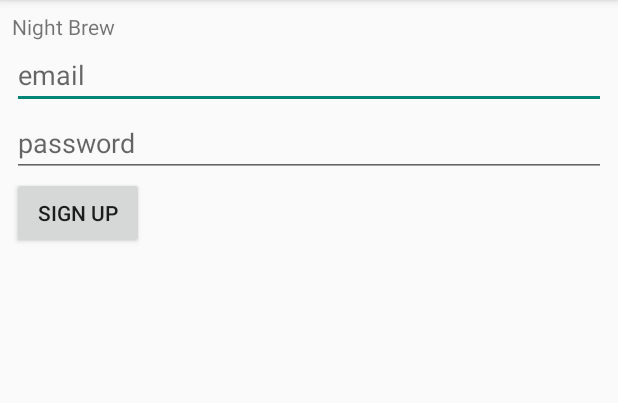
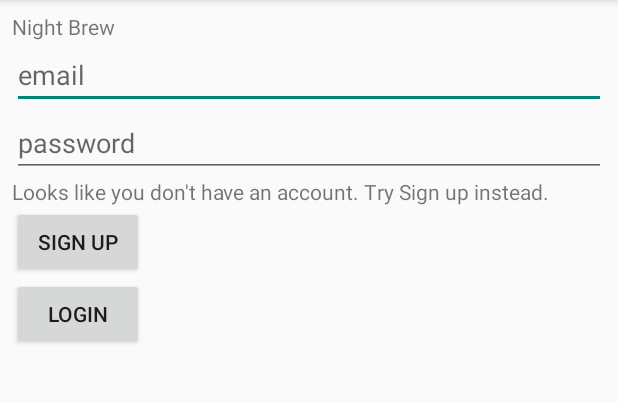
Before and after one commit to levibostian/DateBrew, an Android app: the screen it shows after launch (MainActivity), in the options menu, after a tap on "Settings", on a phone screen of 412 x 824 dp, the part 84-487 px from its top. Run offline under Robolectric (Android 15) with nearby library versions, the phone set to English and light mode, and no system bars.

Commit message:
Add login process to app.

```diff
--- a/app/src/main/java/co/perfectnight/perfectnight/activity/MainActivity.java
+++ b/app/src/main/java/co/perfectnight/perfectnight/activity/MainActivity.java
@@ -7,7 +7,9 @@ import android.view.MenuItem;
 import android.view.View;
 import android.widget.Button;
 import android.widget.EditText;
+import android.widget.TextView;
 import co.perfectnight.perfectnight.R;
+import com.parse.LogInCallback;
 import com.parse.ParseException;
 import com.parse.ParseUser;
 import com.parse.SignUpCallback;
@@ -18,6 +20,8 @@ public class MainActivity extends ActionBarActivity {
     private EditText mEmailEditText;
     private EditText mPasswordEditText;
     private Button mSignUpButton;
+    private Button mLoginButton;
+    private TextView mErrorText;
 
     @Override
     protected void onCreate(Bundle savedInstanceState) {
@@ -27,12 +31,27 @@ public class MainActivity extends ActionBarActivity {
         mEmailEditText = (EditText) findViewById(R.id.email_edittext);
         mPasswordEditText = (EditText) findViewById(R.id.password_edittext);
         mSignUpButton = (Button) findViewById(R.id.sign_up_button);
+        mLoginButton = (Button) findViewById(R.id.login_button);
+        mErrorText = (TextView) findViewById(R.id.error_text);
+
         mSignUpButton.setOnClickListener(new View.OnClickListener() {
             @Override
             public void onClick(View v) {
                 signUp(mEmailEditText.getText().toString(), mPasswordEditText.getText().toString());
+                clearErrors();
             }
         });
+
+        mLoginButton.setOnClickListener(new View.OnClickListener() {
+            @Override
+            public void onClick(View v) {
+                login(mEmailEditText.getText().toString(), mPasswordEditText.getText().toString());
+            }
+        });
+    }
+
+    private void clearErrors() {
+        mErrorText.setText("");
     }
 
     private void signUp(String email, String password) {
@@ -46,6 +65,23 @@ public class MainActivity extends ActionBarActivity {
                 // go to first page of app.
             }
         });
+    }
+
+    private void login(String email, String password) {
+        ParseUser.logInInBackground(email, password, new LogInCallback() {
+            @Override
+            public void done(final ParseUser parseUser, ParseException e) {
+                if (parseUser != null) {
+                    // go to first page of app.
+                } else {
+                    setLoginError();
+                }
+            }
+        });
+    }
+
+    private void setLoginError() {
+        mErrorText.setText("Looks like you don't have an account. Try Sign up instead.");
     }
 
     @Override
--- a/app/src/main/res/layout/main_activity.xml
+++ b/app/src/main/res/layout/main_activity.xml
@@ -23,10 +23,21 @@
         android:hint="password"
         android:inputType="textPassword"/>
 
+    <TextView
+        android:id="@+id/error_text"
+        android:layout_width="match_parent"
+        android:layout_height="wrap_content" />
+
     <Button
         android:id="@+id/sign_up_button"
         android:layout_width="wrap_content"
         android:layout_height="wrap_content"
         android:text="Sign up"/>
 
+    <Button
+        android:id="@+id/login_button"
+        android:layout_width="wrap_content"
+        android:layout_height="wrap_content"
+        android:text="Login"/>
+
 </LinearLayout>
```
